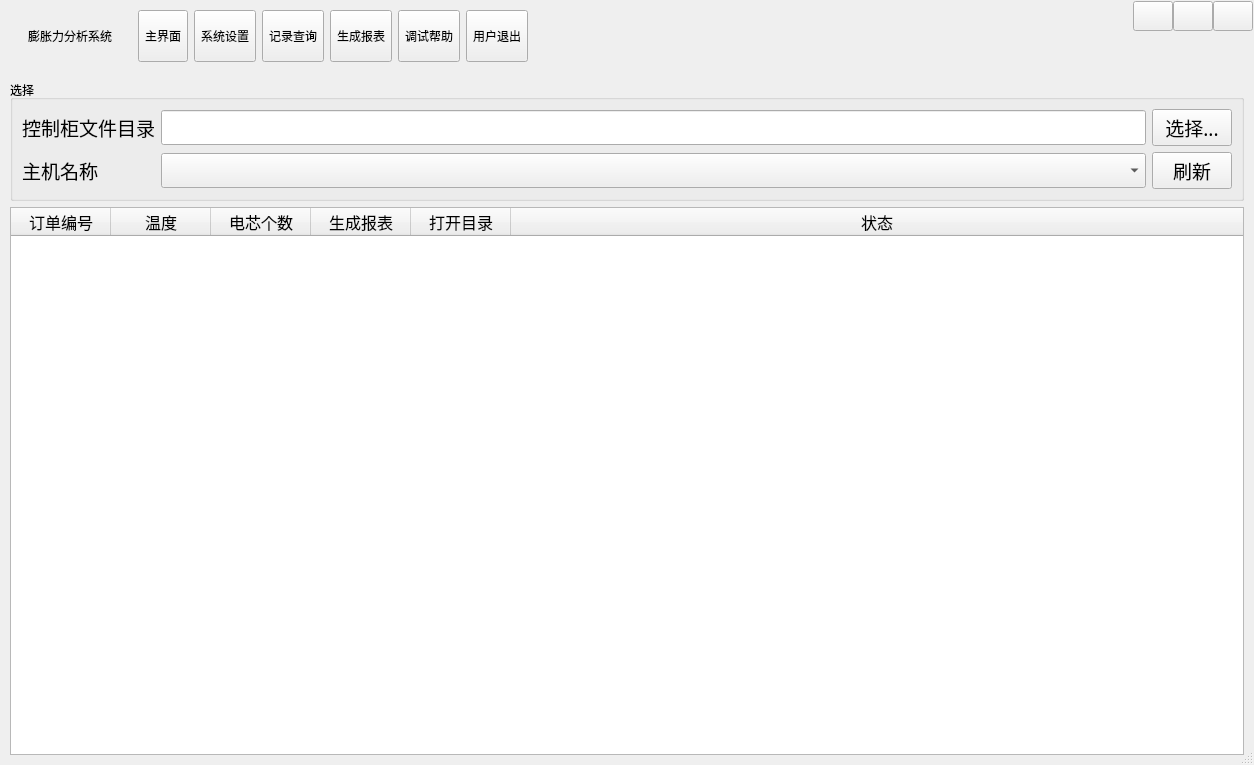
Above: MainWnd.ui from byteman/bullet before the change. Below: the same form after it.
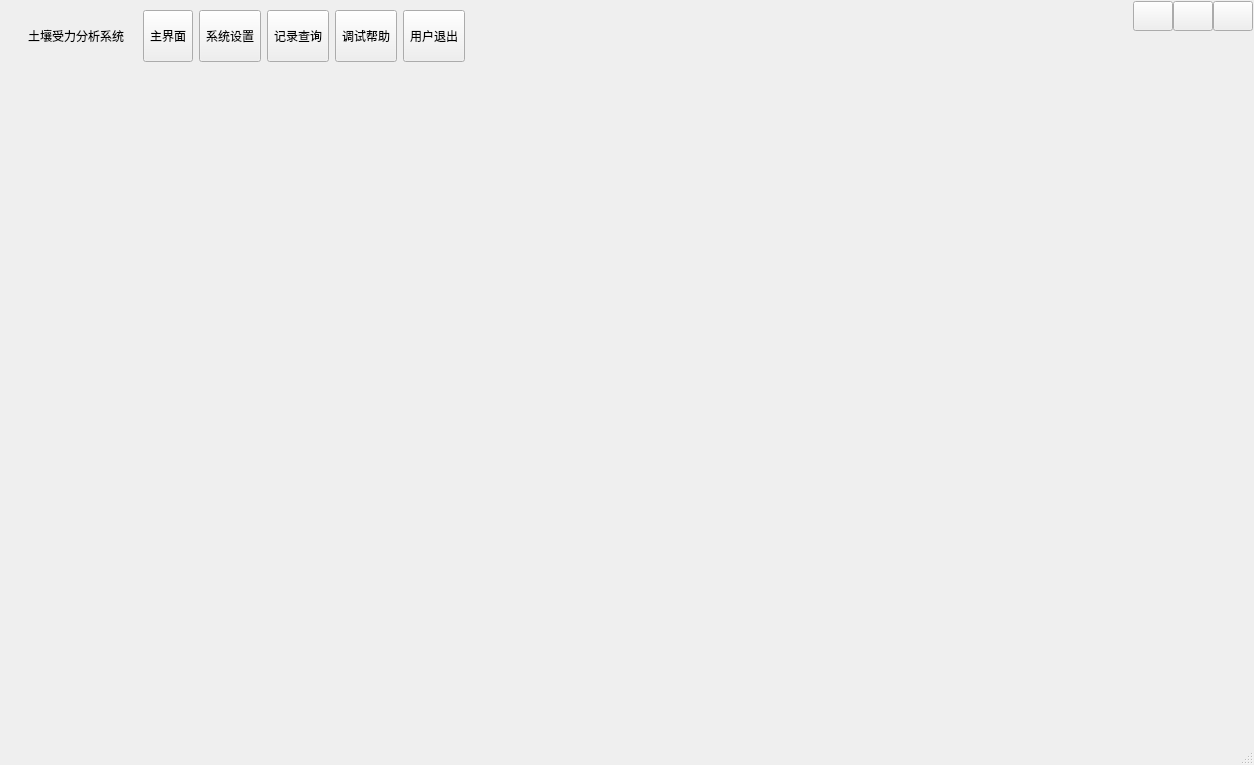
That is the form after the change. The open tabs and pages were chosen to show the change. Icons and pictures are not drawn. Custom widgets are drawn as their Qt base class.

Patch:
```diff
--- a/MainWnd.ui
+++ b/MainWnd.ui
@@ -72,7 +72,7 @@
          <string notr="true"/>
         </property>
         <property name="text">
-         <string>膨胀力分析系统  </string>
+         <string>土壤受力分析系统</string>
         </property>
         <property name="alignment">
          <set>Qt::AlignLeading|Qt::AlignLeft|Qt::AlignVCenter</set>
@@ -145,29 +145,6 @@
            </property>
           </widget>
          </item>
-         <item>
-          <widget class="QToolButton" name="btnReport">
-           <property name="sizePolicy">
-            <sizepolicy hsizetype="Fixed" vsizetype="Expanding">
-             <horstretch>0</horstretch>
-             <verstretch>0</verstretch>
-            </sizepolicy>
-           </property>
-           <property name="styleSheet">
-            <string notr="true"/>
-           </property>
-           <property name="text">
-            <string>生成报表</string>
-           </property>
-           <property name="icon">
-            <iconset resource="main.qrc">
-             <normaloff>:/image/main_help.png</normaloff>:/image/main_help.png</iconset>
-           </property>
-           <property name="toolButtonStyle">
-            <enum>Qt::ToolButtonTextUnderIcon</enum>
-           </property>
-          </widget>
-         </item>
          <item>
           <widget class="QToolButton" name="btnHelp">
            <property name="sizePolicy">
@@ -1443,196 +1420,7 @@
       </layout>
      </widget>
      <widget class="QWidget" name="page">
-      <layout class="QHBoxLayout" name="horizontalLayout_10">
-       <item>
-        <layout class="QVBoxLayout" name="verticalLayout_11">
-         <item>
-          <widget class="QGroupBox" name="groupBox_3">
-           <property name="minimumSize">
-            <size>
-             <width>0</width>
-             <height>120</height>
-            </size>
-           </property>
-           <property name="title">
-            <string>选择</string>
-           </property>
-           <layout class="QGridLayout" name="gridLayout_4">
-            <item row="0" column="0" colspan="2">
-             <widget class="QLabel" name="label_13">
-              <property name="font">
-               <font>
-                <family>微软雅黑</family>
-                <pointsize>14</pointsize>
-               </font>
-              </property>
-              <property name="text">
-               <string>控制柜文件目录</string>
-              </property>
-              <property name="alignment">
-               <set>Qt::AlignRight|Qt::AlignTrailing|Qt::AlignVCenter</set>
-              </property>
-             </widget>
-            </item>
-            <item row="0" column="2">
-             <widget class="QLineEdit" name="edtDataDir">
-              <property name="font">
-               <font>
-                <family>微软雅黑</family>
-                <pointsize>14</pointsize>
-               </font>
-              </property>
-             </widget>
-            </item>
-            <item row="0" column="3">
-             <widget class="QPushButton" name="btnSelFile">
-              <property name="font">
-               <font>
-                <family>微软雅黑</family>
-                <pointsize>14</pointsize>
-               </font>
-              </property>
-              <property name="text">
-               <string>选择...</string>
-              </property>
-             </widget>
-            </item>
-            <item row="1" column="0">
-             <widget class="QLabel" name="label_10">
-              <property name="font">
-               <font>
-                <family>微软雅黑</family>
-                <pointsize>14</pointsize>
-               </font>
-              </property>
-              <property name="text">
-               <string>主机名称</string>
-              </property>
-              <property name="alignment">
-               <set>Qt::AlignRight|Qt::AlignTrailing|Qt::AlignVCenter</set>
-              </property>
-             </widget>
-            </item>
-            <item row="1" column="2">
-             <widget class="QComboBox" name="cbxHost">
-              <property name="font">
-               <font>
-                <family>微软雅黑</family>
-                <pointsize>14</pointsize>
-               </font>
-              </property>
-             </widget>
-            </item>
-            <item row="1" column="3">
-             <widget class="QPushButton" name="btnReload">
-              <property name="font">
-               <font>
-                <family>微软雅黑</family>
-                <pointsize>14</pointsize>
-               </font>
-              </property>
-              <property name="styleSheet">
-               <string notr="true"/>
-              </property>
-              <property name="text">
-               <string>刷新</string>
-              </property>
-             </widget>
-            </item>
-           </layout>
-          </widget>
-         </item>
-         <item>
-          <widget class="QTreeWidget" name="orderList">
-           <property name="styleSheet">
-            <string notr="true"/>
-           </property>
-           <column>
-            <property name="text">
-             <string>订单编号</string>
-            </property>
-            <property name="font">
-             <font>
-              <pointsize>12</pointsize>
-             </font>
-            </property>
-            <property name="textAlignment">
-             <set>AlignCenter</set>
-            </property>
-           </column>
-           <column>
-            <property name="text">
-             <string>温度</string>
-            </property>
-            <property name="font">
-             <font>
-              <pointsize>12</pointsize>
-             </font>
-            </property>
-            <property name="textAlignment">
-             <set>AlignCenter</set>
-            </property>
-           </column>
-           <column>
-            <property name="text">
-             <string>电芯个数</string>
-            </property>
-            <property name="font">
-             <font>
-              <pointsize>12</pointsize>
-             </font>
-            </property>
-            <property name="textAlignment">
-             <set>AlignCenter</set>
-            </property>
-           </column>
-           <column>
-            <property name="text">
-             <string>生成报表</string>
-            </property>
-            <property name="font">
-             <font>
-              <pointsize>12</pointsize>
-             </font>
-            </property>
-            <property name="textAlignment">
-             <set>AlignCenter</set>
-            </property>
-           </column>
-           <column>
-            <property name="text">
-             <string>打开目录</string>
-            </property>
-            <property name="font">
-             <font>
-              <pointsize>12</pointsize>
-             </font>
-            </property>
-            <property name="textAlignment">
-             <set>AlignCenter</set>
-            </property>
-           </column>
-           <column>
-            <property name="text">
-             <string>状态</string>
-            </property>
-            <property name="font">
-             <font>
-              <pointsize>12</pointsize>
-             </font>
-            </property>
-            <property name="textAlignment">
-             <set>AlignCenter</set>
-            </property>
-           </column>
-          </widget>
-         </item>
-        </layout>
-       </item>
-       <item>
-        <layout class="QVBoxLayout" name="verticalLayout_12"/>
-       </item>
-      </layout>
+      <layout class="QHBoxLayout" name="horizontalLayout_10"/>
      </widget>
      <widget class="QWidget" name="page4">
       <layout class="QVBoxLayout" name="verticalLayout_2">
```
Left out of the diff: 87 changed lines with no effect on the pictures.
